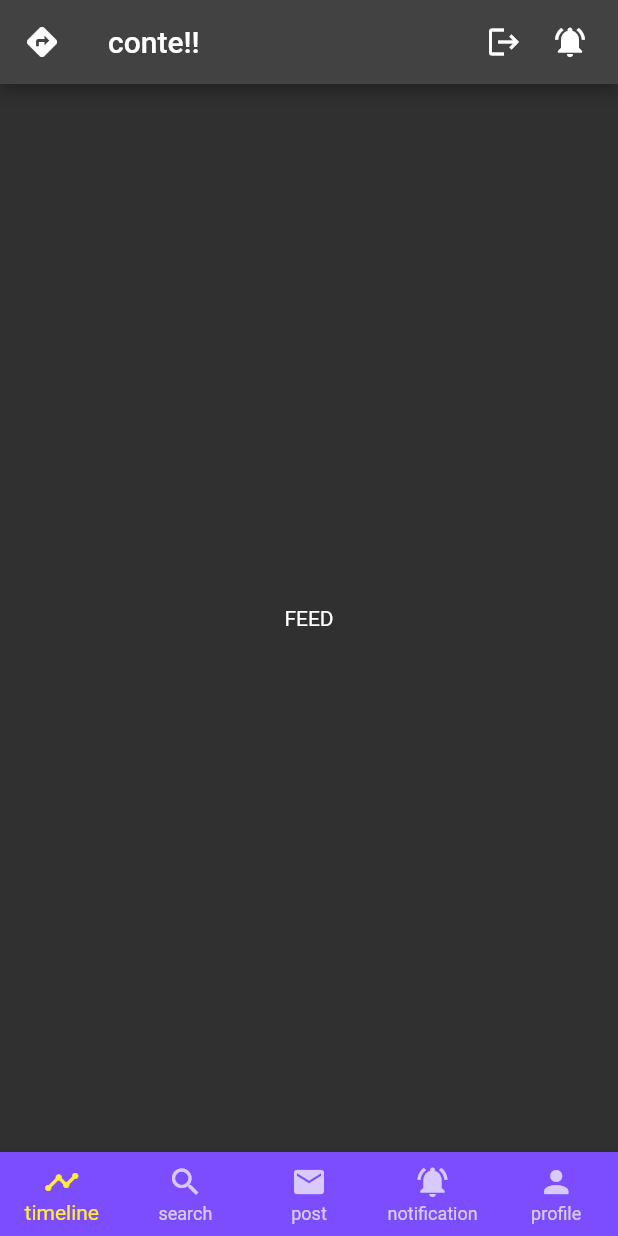
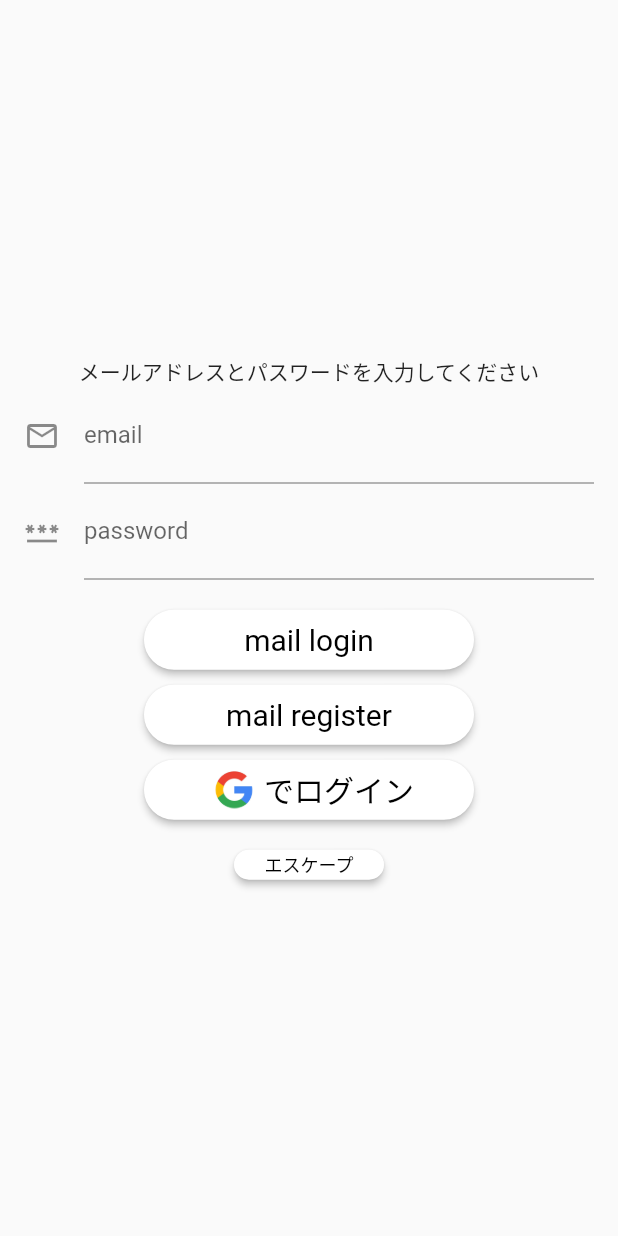
Before and after one commit to asahaya/conte_kyoudokaihatsu, a Flutter app: the screen it shows after launch, on a phone screen of 412 x 824 dp. Run offline on Flutter 3.47's test engine with Material 2 defaults, Android fonts, the phone set to English and light mode, and no system bars; our stand-ins replace font_awesome_flutter.

Commit message:
Tileline.Post更新

```diff
--- a/lib/home_page.dart
+++ b/lib/home_page.dart
@@ -1,5 +1,5 @@
 //androidSDK16-->21
-import 'package:conte_kyoudokaihatsu/feed_page.dart';
+import 'package:conte_kyoudokaihatsu/timeline_page.dart';
 import 'package:conte_kyoudokaihatsu/notification_page.dart';
 import 'package:conte_kyoudokaihatsu/post_page.dart';
 import 'package:conte_kyoudokaihatsu/profile_page.dart';
@@ -24,7 +24,7 @@ class _MyAppState extends State<HomePage> {
     // TODO: implement initState
     super.initState();
     _pages=[
-      FeedPage(),
+      TimeLinePage(),
       SearchPage(),
       PostPage(),
       NotificationPage(),
@@ -40,8 +40,9 @@ class _MyAppState extends State<HomePage> {
           type: BottomNavigationBarType.fixed,//横広がり固定
           showSelectedLabels: true, //選択時にLabel表示
           showUnselectedLabels: true,//選択以外のLabel表示
-          selectedItemColor: Colors.yellow,
-          backgroundColor: Colors.deepPurpleAccent,
+          selectedItemColor: Color(0xFFFDE24F),
+          backgroundColor: Color(0xFF27AA96),
+          unselectedItemColor: Color(0xFFFFFFFF),
           currentIndex:_currentIndex,
           onTap: (index){
             setState(() {
--- /dev/null
+++ b/lib/login_page.dart
@@ -0,0 +1,134 @@
+
+import 'package:conte_kyoudokaihatsu/email_register_page.dart';
+import 'package:conte_kyoudokaihatsu/home_page.dart';
+import 'package:flutter/material.dart';
+import 'package:font_awesome_flutter/font_awesome_flutter.dart';
+
+class LoginPage extends StatelessWidget {
+  @override
+  Widget build(BuildContext context) {
+    return Scaffold(
+      body: SafeArea(
+        child: Padding(
+          padding: const EdgeInsets.all(16.0),
+          child: Column(
+            mainAxisAlignment: MainAxisAlignment.center,
+            children: [
+              Text(
+                "メールアドレスとパスワードを入力してください",
+              ),
+              TextFormField(
+                obscureText: false,
+                keyboardType: TextInputType.emailAddress,
+                decoration: InputDecoration(
+                    icon: Icon(Icons.email_outlined),
+                    labelText: "email",
+                    hintText: "メールアドレスを入力"),
+              ),
+              TextFormField(
+                obscureText: true,
+                keyboardType: TextInputType.emailAddress,
+                decoration: InputDecoration(
+                    icon: Icon(Icons.password),
+                    labelText: "password",
+                    hintText: "パスワードを入力"),
+              ),
+              SizedBox(
+                height: 20,
+              ),
+              SizedBox(
+                width: 220,
+                height: 40,
+                child: ElevatedButton(
+                  child: Text("mail login"),
+                  style: ElevatedButton.styleFrom(
+                      textStyle: TextStyle(fontSize: 20),
+                      shape: RoundedRectangleBorder(
+                        borderRadius: BorderRadius.circular(50),
+                      ),
+                      onPrimary: Colors.black,
+                      primary: Colors.white),
+                  onPressed: () {},
+                ),
+              ),
+              SizedBox(
+                height: 10,
+              ),
+              SizedBox(
+                width: 220,
+                height: 40,
+                child: ElevatedButton(
+                  child: Text("mail register"),
+                  style: ElevatedButton.styleFrom(
+                      textStyle: TextStyle(fontSize: 20),
+                      shape: RoundedRectangleBorder(
+                        borderRadius: BorderRadius.circular(50),
+                      ),
+                      onPrimary: Colors.black,
+                      primary: Colors.white),
+                  onPressed: () {
+                    Navigator.push(
+                      context,
+                      MaterialPageRoute(builder: (_) => EmailRegisterPage()),
+                    );
+                  },
+                ),
+              ),
+              SizedBox(
+                height: 10,
+              ),
+              SizedBox(
+                width: 220,
+                height: 40,
+                child: ElevatedButton(
+                  child: Row(
+                    mainAxisAlignment: MainAxisAlignment.center,
+                    children: [
+                      SizedBox(
+                          height: 25,
+                          width: 40,
+                          child: CircleAvatar(
+                              child: Image.asset("assets/images/google.jpg"))),
+                      Text("でログイン"),
+                    ],
+                  ),
+                  style: ElevatedButton.styleFrom(
+                      textStyle: TextStyle(fontSize: 20),
+                      shape: RoundedRectangleBorder(
+                        borderRadius: BorderRadius.circular(50),
+                      ),
+                      onPrimary: Colors.black,
+                      primary: Colors.white),
+                  onPressed: () {},
+                ),
+              ),
+              SizedBox(
+                height: 20,
+              ),
+              SizedBox(
+                width: 100,
+                height: 20,
+                child: ElevatedButton(
+                  child: Text("エスケープ"),
+                  style: ElevatedButton.styleFrom(
+                      textStyle: TextStyle(fontSize: 12),
+                      shape: RoundedRectangleBorder(
+                        borderRadius: BorderRadius.circular(50),
+                      ),
+                      onPrimary: Colors.black,
+                      primary: Colors.white),
+                  onPressed: () {
+                    Navigator.push(
+                      context,
+                      MaterialPageRoute(builder: (_) => HomePage()),
+                    );
+                  },
+                ),
+              ),
+            ],
+          ),
+        ),
+      ),
+    );
+  }
+}
--- a/lib/main.dart
+++ b/lib/main.dart
@@ -1,4 +1,5 @@
-import 'package:conte_kyoudokaihatsu/home_page.dart';
+
+import 'package:conte_kyoudokaihatsu/login_page.dart';
 import 'package:flutter/material.dart';
 
 void main(){
@@ -11,8 +12,13 @@ class MyApp extends StatelessWidget {
   Widget build(BuildContext context) {
     return MaterialApp(
       title: "conte",
-      theme: ThemeData.dark(),
-      home: HomePage(),
+      theme: ThemeData(
+        appBarTheme: AppBarTheme(
+          backgroundColor: Color(0xFFFDE24F),
+          foregroundColor: Color(0xFF000000),
+        )
+      ),
+      home: LoginPage(),
     );
   }
 }
--- a/pubspec.yaml
+++ b/pubspec.yaml
@@ -28,6 +28,8 @@ dependencies:
   cupertino_icons: ^1.0.2
   flutter_launcher_icons: ^0.9.2
   flutter_native_splash: ^1.1.5+1
+  font_awesome_flutter: ^9.2.0
+  intl: ^0.17.0
 
 dev_dependencies:
   flutter_test:
```
Also changed, not shown: lib/email_register_page.dart (added, +64 -0 lines), lib/post_page.dart (+163 -2 lines), assets/images/google.jpg (added), assets/images/suiyoubi.jpg (added), pubspec.lock.
